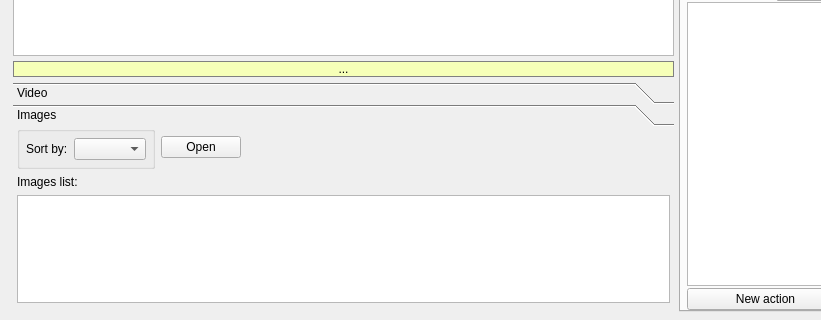
Old version of the form view/ui_from_creator/mainwindow.ui in the repository ZDL-Git/ActionLabeller; both pictures show x 0 to 821 and y 566 to 886 of the 1022 by 886 pixel window.
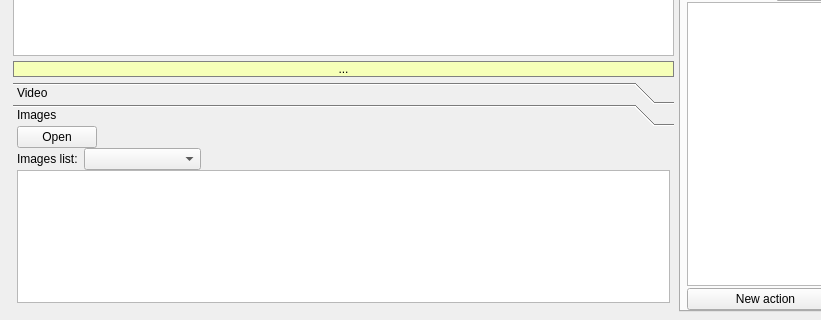
New version of the form. The open tabs and pages were chosen to show the change. Custom widgets are drawn as their Qt base class.

What changed in the file:
```diff
--- a/view/ui_from_creator/mainwindow.ui
+++ b/view/ui_from_creator/mainwindow.ui
@@ -534,14 +534,14 @@
               <rect>
                <x>0</x>
                <y>0</y>
-               <width>642</width>
-               <height>179</height>
+               <width>657</width>
+               <height>173</height>
               </rect>
              </property>
              <attribute name="label">
               <string>Images</string>
              </attribute>
-             <layout class="QGridLayout" name="gridLayout_3">
+             <layout class="QGridLayout" name="gridLayout_3" rowstretch="0,0,0,0">
               <property name="leftMargin">
                <number>4</number>
               </property>
@@ -554,12 +554,50 @@
               <property name="bottomMargin">
                <number>4</number>
               </property>
-              <item row="2" column="0">
-               <widget class="QLabel" name="label_4">
-                <property name="text">
-                 <string>Images list:</string>
+              <property name="verticalSpacing">
+               <number>0</number>
+              </property>
+              <item row="0" column="0">
+               <layout class="QHBoxLayout" name="horizontalLayout_4" stretch="0,0">
+                <property name="spacing">
+                 <number>0</number>
                 </property>
-               </widget>
+                <property name="topMargin">
+                 <number>0</number>
+                </property>
+                <property name="rightMargin">
+                 <number>0</number>
+                </property>
+                <property name="bottomMargin">
+                 <number>0</number>
+                </property>
+                <item>
+                 <widget class="QPushButton" name="pushButton">
+                  <property name="sizePolicy">
+                   <sizepolicy hsizetype="Fixed" vsizetype="Fixed">
+                    <horstretch>0</horstretch>
+                    <verstretch>0</verstretch>
+                   </sizepolicy>
+                  </property>
+                  <property name="text">
+                   <string>Open</string>
+                  </property>
+                 </widget>
+                </item>
+                <item>
+                 <spacer name="horizontalSpacer_2">
+                  <property name="orientation">
+                   <enum>Qt::Horizontal</enum>
+                  </property>
+                  <property name="sizeHint" stdset="0">
+                   <size>
+                    <width>40</width>
+                    <height>20</height>
+                   </size>
+                  </property>
+                 </spacer>
+                </item>
+               </layout>
               </item>
               <item row="3" column="0">
                <layout class="QVBoxLayout" name="verticalLayout_6">
@@ -575,100 +613,43 @@
                 </item>
                </layout>
               </item>
-              <item row="0" column="0">
-               <layout class="QHBoxLayout" name="horizontalLayout_4" stretch="0,1">
-                <property name="spacing">
-                 <number>6</number>
+              <item row="1" column="0">
+               <layout class="QHBoxLayout" name="horizontalLayout_11" stretch="0,1,4">
+                <property name="leftMargin">
+                 <number>0</number>
                 </property>
                 <property name="topMargin">
                  <number>0</number>
                 </property>
-                <property name="rightMargin">
-                 <number>0</number>
-                </property>
                 <item>
-                 <widget class="QGroupBox" name="groupBox_3">
-                  <property name="title">
-                   <string/>
+                 <widget class="QLabel" name="label_4">
+                  <property name="text">
+                   <string>Images list:</string>
                   </property>
-                  <layout class="QGridLayout" name="gridLayout_8">
-                   <property name="leftMargin">
-                    <number>6</number>
-                   </property>
-                   <property name="topMargin">
-                    <number>6</number>
-                   </property>
-                   <property name="rightMargin">
-                    <number>6</number>
-                   </property>
-                   <property name="bottomMargin">
-                    <number>6</number>
-                   </property>
-                   <item row="0" column="0">
-                    <layout class="QFormLayout" name="formLayout">
-                     <property name="labelAlignment">
-                      <set>Qt::AlignLeading|Qt::AlignLeft|Qt::AlignVCenter</set>
-                     </property>
-                     <property name="formAlignment">
-                      <set>Qt::AlignLeading|Qt::AlignLeft|Qt::AlignTop</set>
-                     </property>
-                     <property name="topMargin">
-                      <number>0</number>
-                     </property>
-                     <item row="2" column="0">
-                      <widget class="QLabel" name="label_5">
-                       <property name="text">
-                        <string>Sort by:</string>
-                       </property>
-                      </widget>
-                     </item>
-                     <item row="2" column="1">
-                      <widget class="QComboBox" name="combo_sortby">
-                       <property name="sizePolicy">
-                        <sizepolicy hsizetype="Expanding" vsizetype="Fixed">
-                         <horstretch>0</horstretch>
-                         <verstretch>0</verstretch>
-                        </sizepolicy>
-                       </property>
-                      </widget>
-                     </item>
-                    </layout>
-                   </item>
-                  </layout>
                  </widget>
                 </item>
                 <item>
-                 <layout class="QHBoxLayout" name="horizontalLayout_7">
-                  <property name="rightMargin">
-                   <number>30</number>
+                 <widget class="QComboBox" name="combo_sortby">
+                  <property name="sizePolicy">
+                   <sizepolicy hsizetype="Expanding" vsizetype="Fixed">
+                    <horstretch>0</horstretch>
+                    <verstretch>0</verstretch>
+                   </sizepolicy>
                   </property>
-                  <item>
-                   <widget class="QPushButton" name="pushButton">
-                    <property name="sizePolicy">
-                     <sizepolicy hsizetype="Fixed" vsizetype="Fixed">
-                      <horstretch>0</horstretch>
-                      <verstretch>0</verstretch>
-                     </sizepolicy>
-                    </property>
-                    <property name="text">
-                     <string>Open</string>
-                    </property>
-                   </widget>
-                  </item>
-                  <item>
-                   <spacer name="horizontalSpacer_2">
-                    <property name="orientation">
-                     <enum>Qt::Horizontal</enum>
-                    </property>
-                    <property name="sizeHint" stdset="0">
-                     <size>
-                      <width>40</width>
-                      <height>20</height>
-                     </size>
-                    </property>
-                   </spacer>
-                  </item>
-                 </layout>
+                 </widget>
+                </item>
+                <item>
+                 <spacer name="horizontalSpacer">
+                  <property name="orientation">
+                   <enum>Qt::Horizontal</enum>
+                  </property>
+                  <property name="sizeHint" stdset="0">
+                   <size>
+                    <width>40</width>
+                    <height>20</height>
+                   </size>
+                  </property>
+                 </spacer>
                 </item>
                </layout>
               </item>
```
Left out of the diff: 128 changed lines with no effect on the pictures.
